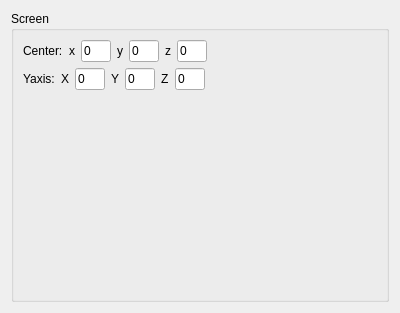
Above: RedPanda/widgets/ScreenData.ui from nochat1205/RedPanda before the change. Below: the same form after it.
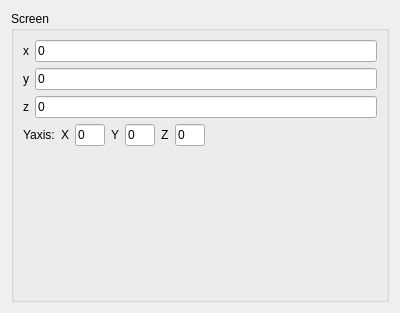
That is the form after the change.

```diff
--- a/RedPanda/widgets/ScreenData.ui
+++ b/RedPanda/widgets/ScreenData.ui
@@ -21,14 +21,9 @@
      </property>
      <layout class="QVBoxLayout" name="verticalLayout_2">
       <item>
+       <layout class="QVBoxLayout" name="verticalLayout_3">
+        <item>
        <layout class="QHBoxLayout" name="horizontalLayout">
-        <item>
-         <widget class="QLabel" name="label">
-          <property name="text">
-           <string>Center:</string>
-          </property>
-         </widget>
-        </item>
         <item>
          <widget class="QLabel" name="label_2">
           <property name="text">
@@ -38,9 +33,15 @@
         </item>
         <item>
          <widget class="QLineEdit" name="lineEdit">
+            <property name="sizePolicy">
+             <sizepolicy hsizetype="Expanding" vsizetype="Fixed">
+              <horstretch>0</horstretch>
+              <verstretch>0</verstretch>
+             </sizepolicy>
+            </property>
           <property name="maximumSize">
            <size>
-            <width>30</width>
+              <width>16777215</width>
             <height>16777215</height>
            </size>
           </property>
@@ -49,6 +50,10 @@
           </property>
          </widget>
         </item>
+         </layout>
+        </item>
+        <item>
+         <layout class="QHBoxLayout" name="horizontalLayout_3">
         <item>
          <widget class="QLabel" name="label_3">
           <property name="text">
@@ -60,7 +65,7 @@
          <widget class="QLineEdit" name="lineEdit_2">
           <property name="maximumSize">
            <size>
-            <width>30</width>
+              <width>16777215</width>
             <height>16777215</height>
            </size>
           </property>
@@ -69,6 +74,10 @@
           </property>
          </widget>
         </item>
+         </layout>
+        </item>
+        <item>
+         <layout class="QHBoxLayout" name="horizontalLayout_4">
         <item>
          <widget class="QLabel" name="label_4">
           <property name="text">
@@ -80,7 +89,7 @@
          <widget class="QLineEdit" name="lineEdit_3">
           <property name="maximumSize">
            <size>
-            <width>30</width>
+              <width>16777215</width>
             <height>16777215</height>
            </size>
           </property>
@@ -89,18 +98,7 @@
           </property>
          </widget>
         </item>
-        <item>
-         <spacer name="horizontalSpacer">
-          <property name="orientation">
-           <enum>Qt::Horizontal</enum>
-          </property>
-          <property name="sizeHint" stdset="0">
-           <size>
-            <width>40</width>
-            <height>20</height>
-           </size>
-          </property>
-         </spacer>
+         </layout>
         </item>
        </layout>
       </item>
```
Lines whose indentation alone changed are shown as unchanged.
